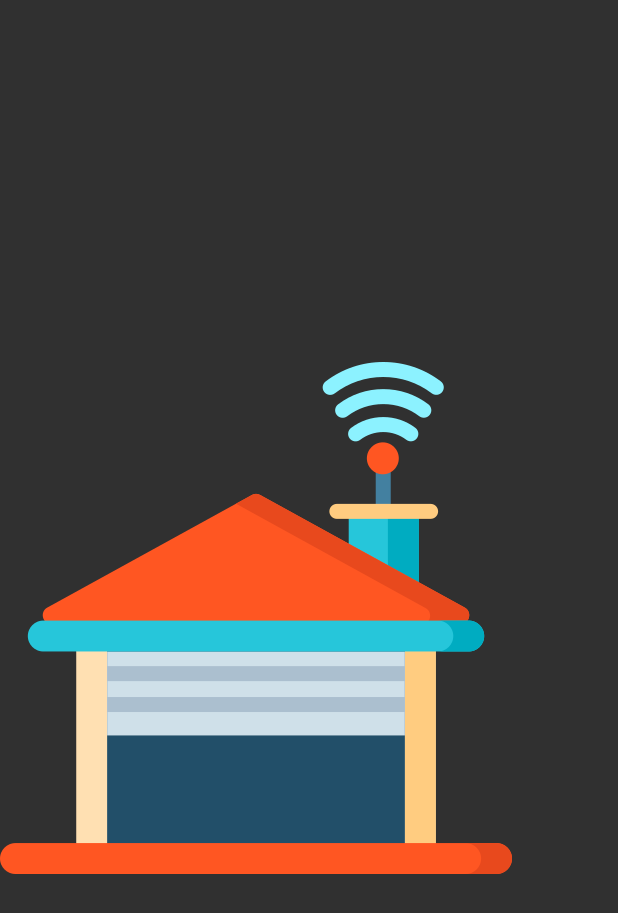
After one commit to AmrSaber/Home-Automation-Android, an Android app: the SplashActivity screen opened directly, with no data from a screen before it, on a phone screen of 412 x 824 dp. The commit adds this screen. Shown: the top 913 px of the screen. Run offline under Robolectric (Android 15) with nearby library versions, the phone set to English and light mode, and no system bars.

Commit message:
initial commit

```diff
--- /dev/null
+++ b/app/src/main/java/com/test/homeautomation/screens/SplashActivity.java
@@ -0,0 +1,25 @@
+package com.test.homeautomation.screens;
+
+import android.content.Intent;
+import android.os.Bundle;
+import android.os.Handler;
+import android.support.v7.app.AppCompatActivity;
+import com.test.homeautomation.R;
+
+import java.util.Timer;
+import java.util.TimerTask;
+
+public class SplashActivity extends AppCompatActivity {
+    @Override
+    public void onCreate(Bundle savedInstanceState) {
+        super.onCreate(savedInstanceState);
+        setContentView(R.layout.splash_activity);
+
+        new Timer().schedule(new TimerTask() {
+            @Override
+            public void run() {
+                startActivity(new Intent(getApplicationContext(), MainActivity.class));
+            }
+        }, 2000);
+    }
+}
--- a/app/src/main/res/layout/add_device_popup.xml
+++ b/app/src/main/res/layout/add_device_popup.xml
@@ -21,7 +21,7 @@
             android:layout_width="match_parent"
             android:layout_height="wrap_content"
             android:hint="@string/device_name"
-            android:textColor="@color/textPrimaryColor"
+            android:textColor="@color/textSecondaryColor"
             android:layout_marginTop="@dimen/activityMargin"
             android:layout_marginEnd="@dimen/activityMargin"
             android:layout_marginStart="@dimen/activityMargin"
@@ -34,7 +34,7 @@
             android:layout_width="match_parent"
             android:layout_height="wrap_content"
             android:hint="@string/pin_id"
-            android:textColor="@color/textPrimaryColor"
+            android:textColor="@color/textSecondaryColor"
             android:layout_marginTop="@dimen/activityMargin"
             android:layout_marginEnd="@dimen/activityMargin"
             android:layout_marginStart="@dimen/activityMargin"
--- /dev/null
+++ b/app/src/main/res/layout/splash_activity.xml
@@ -0,0 +1,11 @@
+<?xml version="1.0" encoding="utf-8"?>
+<LinearLayout xmlns:android="http://schemas.android.com/apk/res/android"
+                                             android:layout_width="match_parent"
+                                             android:layout_height="match_parent">
+    <ImageView
+            android:layout_width="wrap_content"
+            android:layout_height="wrap_content"
+            android:src="@drawable/smart"
+            android:layout_gravity="center"
+    />
+</LinearLayout>
```
Also changed, not shown: app/src/main/AndroidManifest.xml (+9 -2 lines), app/src/main/java/com/test/homeautomation/screens/MainActivity.java (+0 -1 lines), app/src/main/res/drawable-hdpi/ic_launcher.png (added), app/src/main/res/drawable-hdpi/ic_launcher_round.png (added), app/src/main/res/drawable-hdpi/smart.png (added), app/src/main/res/mipmap-hdpi/ic_launcher_round.png, app/src/main/res/mipmap-mdpi/ic_launcher.png, app/src/main/res/mipmap-mdpi/ic_launcher_round.png, app/src/main/res/mipmap-xhdpi/ic_launcher.png, app/src/main/res/mipmap-xhdpi/ic_launcher_round.png, app/src/main/res/mipmap-xxhdpi/ic_launcher.png, app/src/main/res/mipmap-xxhdpi/ic_launcher_round.png, app/src/main/res/mipmap-xxxhdpi/ic_launcher.png, app/src/main/res/mipmap-xxxhdpi/ic_launcher_round.png.
